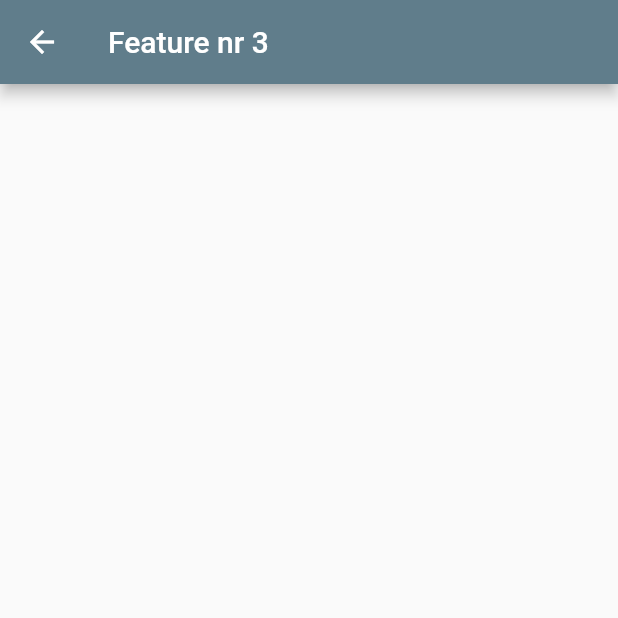
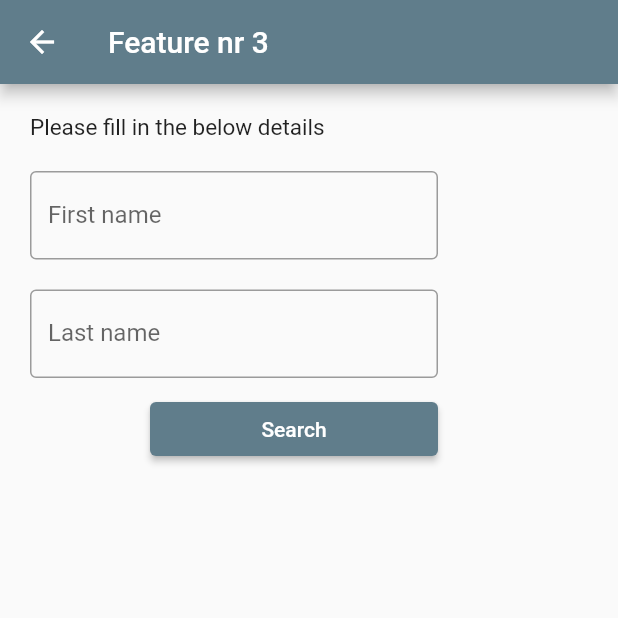
Before and after one commit to R0n1N-85/features_app, a Flutter app: the screen it shows after launch, after a tap on "Feature Three", on a phone screen of 412 x 824 dp, the top half of it. Run offline on Flutter 3.47's test engine with Material 2 defaults, Android fonts, the phone set to English and light mode, and no system bars.

Commit message:
first pushg

```diff
--- /dev/null
+++ b/features_app/lib/functional/personal_infor.dart
@@ -0,0 +1,8 @@
+abstract class Person {
+  late final int id;
+  late final String name;
+  late final String last;
+  late final String address;
+
+  PersonDetails({id, name, last, address});
+}
--- a/features_app/lib/main_app.dart
+++ b/features_app/lib/main_app.dart
@@ -1,4 +1,4 @@
-import 'package:features_app/pages/login_page.dart';
+import 'package:features_app/pages/login/login_page.dart';
 import 'package:flutter/material.dart';
 
 class MainApp extends StatelessWidget {
--- a/features_app/lib/pages/excercise_three.dart
+++ /dev/null
@@ -1,19 +0,0 @@
-import 'package:flutter/material.dart';
-
-class ExcerciseThreeScreen extends StatefulWidget {
-  const ExcerciseThreeScreen ({Key? key}) : super(key: key);
-
-  @override
-  _ExcerciseThreeScreen createState() => _ExcerciseThreeScreen();
-}
-
-class _ExcerciseThreeScreen extends State<ExcerciseThreeScreen> {
-  @override
-  Widget build(BuildContext context) {
-    return Scaffold(
-      appBar: AppBar(
-        title: const Text("Feature nr 3"),
-      ),
-    );
-  }
-}
--- /dev/null
+++ b/features_app/lib/pages/library/excercise_three.dart
@@ -0,0 +1,62 @@
+import 'package:flutter/material.dart';
+
+class ExcerciseThreeScreen extends StatefulWidget {
+  const ExcerciseThreeScreen({Key? key}) : super(key: key);
+
+  @override
+  State<ExcerciseThreeScreen> createState() => _ExcerciseThreeScreen();
+}
+
+class _ExcerciseThreeScreen extends State<ExcerciseThreeScreen> {
+  TextEditingController firstController = TextEditingController();
+  TextEditingController lastController = TextEditingController();
+
+  @override
+  Widget build(BuildContext context) {
+    return Scaffold(
+      appBar: AppBar(
+        title: const Text("Feature nr 3"),
+      ),
+      body: Padding(
+        padding: const EdgeInsets.all(20),
+        child: ListView(
+          children: <Widget>[
+            Container(
+              child: const Text(
+                'Please fill in the below details',
+                style: TextStyle(fontSize: 15),
+              ),
+            ),
+            Container(
+              padding: const EdgeInsets.fromLTRB(0, 20, 100, 0),
+              child: const TextField(
+                key: Key('firstName'),
+                decoration: InputDecoration(
+                  labelText: 'First name',
+                  border: OutlineInputBorder(),
+                ),
+              ),
+            ),
+            Container(
+              padding: const EdgeInsets.fromLTRB(0, 20, 100, 0),
+              child: const TextField(
+                key: Key('lastName'),
+                decoration: InputDecoration(
+                  labelText: 'Last name',
+                  border: OutlineInputBorder(),
+                ),
+              ),
+            ),
+            Container(
+              padding: const EdgeInsets.fromLTRB(80, 10, 100, 10),
+              child: ElevatedButton(
+                child: const Text('Search'),
+                onPressed: () => {},
+              ),
+            ),
+          ],
+        ),
+      ),
+    );
+  }
+}
--- a/features_app/lib/pages/login_page.dart
+++ b/features_app/lib/pages/login/login_page.dart
@@ -1,9 +1,9 @@
-import 'package:features_app/pages/excercise_three.dart';
-import 'package:features_app/pages/exercise_one.dart';
-import 'package:features_app/pages/exercise_two.dart';
+import 'package:features_app/pages/library/excercise_three.dart';
+import 'package:features_app/pages/excersie_four.dart';
+import 'package:features_app/pages/playing_with_buttons/exercise_one.dart';
+import 'package:features_app/pages/login/exercise_two.dart';
 import 'package:flutter/material.dart';
-
-import '../functions/custom_button.dart';
+import '../../functional/custom_button.dart';
 
 class LoginPage extends StatelessWidget {
   const LoginPage({super.key});
@@ -51,6 +51,15 @@ class LoginPage extends StatelessWidget {
               }),
             ],
           ),
+          Row(
+            mainAxisAlignment: MainAxisAlignment.spaceBetween,
+            children: <Widget>[
+              button("Playing with colors", () {
+                Navigator.of(context).push(MaterialPageRoute(
+                    builder: (context) => const ExcerciseFourScreen()));
+              }),
+            ],
+          )
         ],
       ),
     );
--- a/features_app/pubspec.yaml
+++ b/features_app/pubspec.yaml
@@ -1,8 +1,6 @@
 name: features_app
 description: A new Flutter project.
 
-# The following line prevents the package from being accidentally published to
-# pub.dev using `flutter pub publish`. This is preferred for private packages.
 publish_to: 'none' # Remove this line if you wish to publish to pub.dev
 
 # The following defines the version and build number for your application.
@@ -31,6 +29,9 @@ environment:
 dependencies:
   flutter:
     sdk: flutter
+#below added for DB creation in flutter
+  sqflite: any
+  path_provider: any
 
 
   # The following adds the Cupertino Icons font to your application.
```
Also changed, not shown: features_app/lib/pages/excersie_four.dart (added, +38 -0 lines), features_app/lib/functional/custom_button.dart (renamed from features_app/lib/functions/custom_button.dart), features_app/lib/functional/functions_page.dart (renamed from features_app/lib/functions/functions_page.dart), features_app/lib/pages/excercise_five.dart (added), features_app/lib/pages/login/exercise_two.dart (renamed from features_app/lib/pages/exercise_two.dart), features_app/lib/pages/playing_with_buttons/exercise_one.dart (renamed from features_app/lib/pages/exercise_one.dart), features_app/pubspec.lock, 1 other file.
